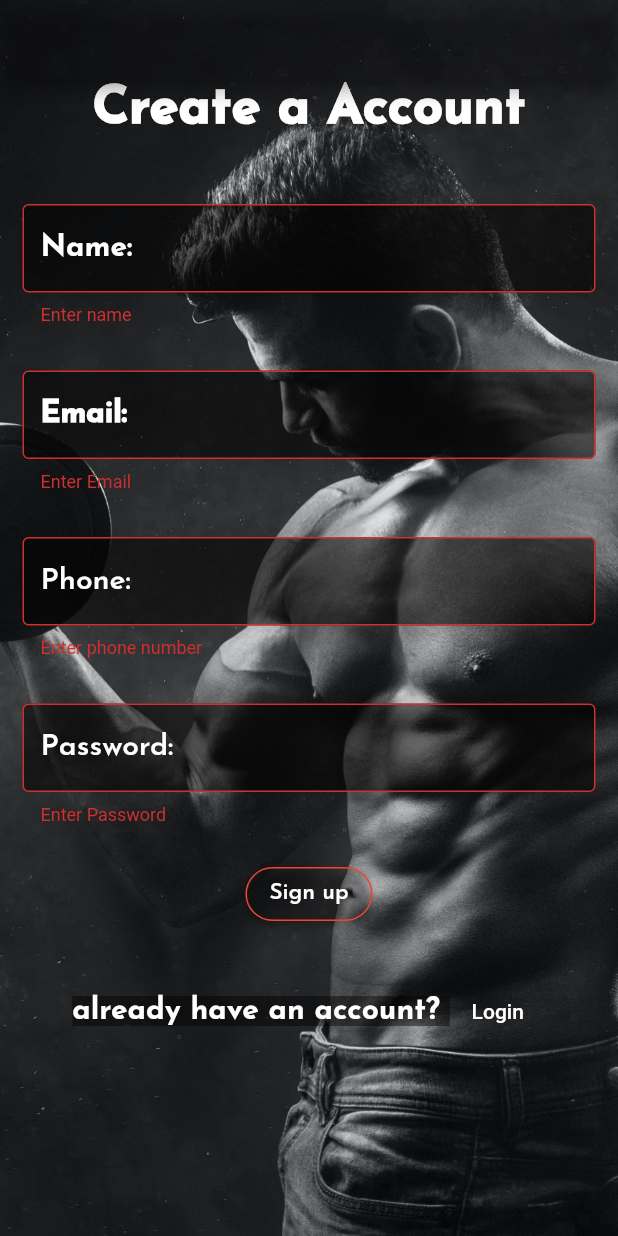
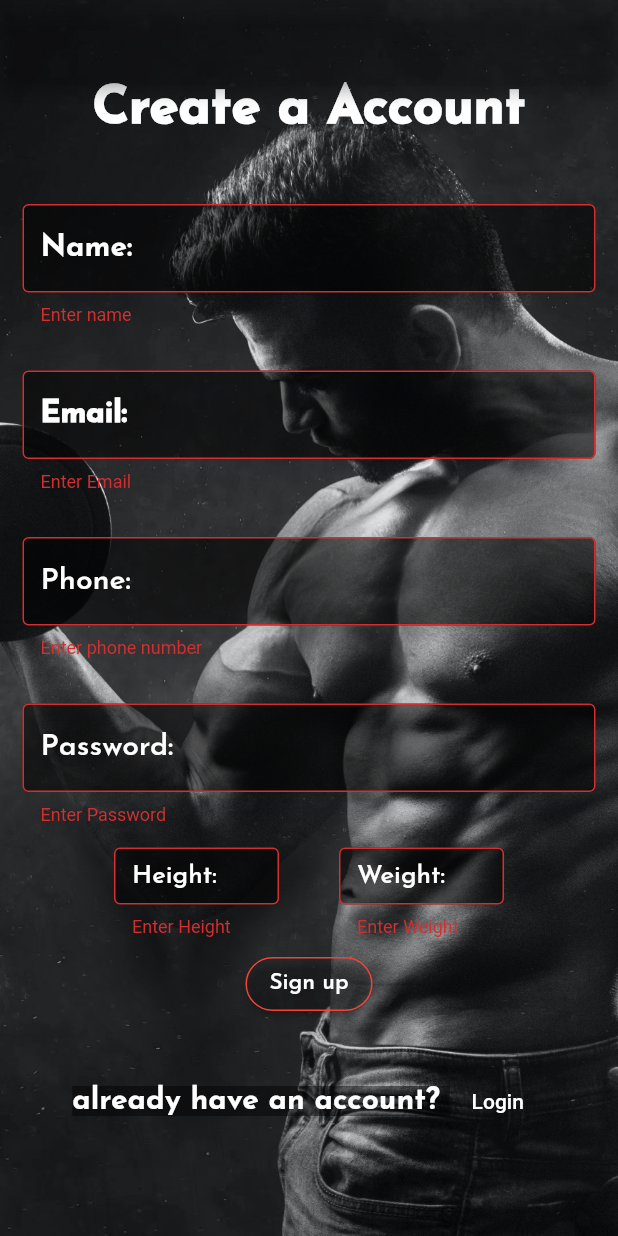
Before and after one commit to Syamkrishna2272/CrossFit-Homeworkout, a Flutter app: the screen it shows after launch, after a tap on "Sign up", on a phone screen of 412 x 824 dp. Run offline on Flutter 3.47's test engine with Material 2 defaults, Android fonts, the light colour scheme and no system bars; our stand-ins replace hive, hive_flutter, image_picker, lottie, shared_preferences; accounts and stored records are empty; project files that could hold a hidden picture were left out.

Commit message:
signup and personal info updated

```diff
--- a/lib/db/functions/signup_function.dart
+++ b/lib/db/functions/signup_function.dart
@@ -16,5 +16,7 @@ Future<void> getsignup() async {
     pername = i.name;
     peremail = i.email;
     perphone = i.phone;
+    perheight=i.height;
+    perweight=i.weight;
   }
 }
--- a/lib/db/model/signup_data_model.dart
+++ b/lib/db/model/signup_data_model.dart
@@ -18,10 +18,18 @@ class signupmodel {
   @HiveField(4)
   final String password;
 
+  @HiveField(5)
+  final String height;
+
+  @HiveField(6)
+  final String weight;
+
   signupmodel(
       {required this.name,
       required this.email,
       required this.phone,
       required this.password,
+      required this.height,
+      required this.weight,
       this.id});
 }
--- a/lib/screens/home_page/workout_page.dart
+++ b/lib/screens/home_page/workout_page.dart
@@ -71,6 +71,8 @@ class Homeworkout extends StatelessWidget {
                           name: pername,
                           pass: perpassword,
                           phn: perphone,
+                          hei: perheight,
+                          wei: perweight,
                         );
                       }));
                     },
--- a/lib/screens/signup_page.dart
+++ b/lib/screens/signup_page.dart
@@ -12,6 +12,8 @@ dynamic pername;
 dynamic peremail;
 dynamic perpassword;
 dynamic perphone;
+dynamic perheight;
+dynamic perweight;
 
 class SignupScreen extends StatefulWidget {
   SignupScreen({super.key});
@@ -28,6 +30,10 @@ class _SignupScreenState extends State<SignupScreen> {
   final _phoneController = TextEditingController();
 
   final _passwordController = TextEditingController();
+
+  final _heightController = TextEditingController();
+
+  final _weightController = TextEditingController();
 
   final GlobalKey<FormState> _formKey = GlobalKey<FormState>();
 
@@ -179,12 +185,80 @@ class _SignupScreenState extends State<SignupScreen> {
                     ),
                   ),
                 ),
+                Wrap(
+                  spacing: 40,
+                  children: [
+                    Container(
+                      height: 60,
+                      width: 110,
+                      child: TextFormField(
+                        controller: _heightController,
+                        validator: (value) {
+                          if (value!.isEmpty) {
+                            return "Enter Height";
+                          }
+                          return null;
+                        },
+                        autovalidateMode: AutovalidateMode.onUserInteraction,
+                        style: const TextStyle(color: Colors.white),
+                        inputFormatters: [LengthLimitingTextInputFormatter(3)],
+                        keyboardType: TextInputType.number,
+                        decoration: InputDecoration(
+                          labelText: "Height:",
+                          filled: true,
+                          fillColor: Colors.black54,
+                          labelStyle: TextStyle(
+                            fontFamily: 'SYAM',
+                            color: Colors.white,
+                            fontSize: 17,
+                            fontWeight: FontWeight.w600,
+                          ),
+                          border: OutlineInputBorder(),
+                          enabledBorder: OutlineInputBorder(
+                            borderSide: BorderSide(color: Colors.red),
+                          ),
+                        ),
+                      ),
+                    ),
+                    Container(
+                      height: 60,
+                      width: 110,
+                      child: TextFormField(
+                        controller: _weightController,
+                        validator: (value) {
+                          if (value!.isEmpty) {
+                            return "Enter Weight";
+                          }
+                          return null;
+                        },
+                        autovalidateMode: AutovalidateMode.onUserInteraction,
+                        style: const TextStyle(color: Colors.white),
+                        inputFormatters: [LengthLimitingTextInputFormatter(3)],
+                        keyboardType: TextInputType.number,
+                        decoration: InputDecoration(
+                          labelText: "Weight:",
+                          filled: true,
+                          fillColor: Colors.black54,
+                          labelStyle: TextStyle(
+                            fontFamily: 'SYAM',
+                            color: Colors.white,
+                            fontSize: 17,
+                            fontWeight: FontWeight.w600,
+                          ),
+                          border: OutlineInputBorder(),
+                          enabledBorder: OutlineInputBorder(
+                            borderSide: BorderSide(color: Colors.red),
+                          ),
+                        ),
+                      ),
+                    ),
+                  ],
+                ),
                 const SizedBox(
                   height: 7,
                 ),
                 ElevatedButton(
                   onPressed: () {
-
                     onsignupclicked(context);
                   },
                   style: ElevatedButton.styleFrom(
@@ -245,10 +319,17 @@ class _SignupScreenState extends State<SignupScreen> {
     final _email = _emailController.text;
     final _phone = _phoneController.text;
     final _password = _passwordController.text;
+    final _height = _heightController.text;
+    final _weight = _weightController.text;
 
     if (_formKey.currentState!.validate()) {
       final signup = signupmodel(
-          name: _name, email: _email, phone: _phone, password: _password);
+          name: _name,
+          email: _email,
+          phone: _phone,
+          password: _password,
+          height: _height,
+          weight: _weight);
       final sharedpref = await SharedPreferences.getInstance();
       sharedpref.setBool(key1, true);
 
```
Also changed, not shown: lib/screens/home_page/information_page.dart (+37 -23 lines), lib/db/model/signup_data_model.g.dart, lib/screens/beginner _screens/beginner_page.dart (line endings or trailing spaces).
